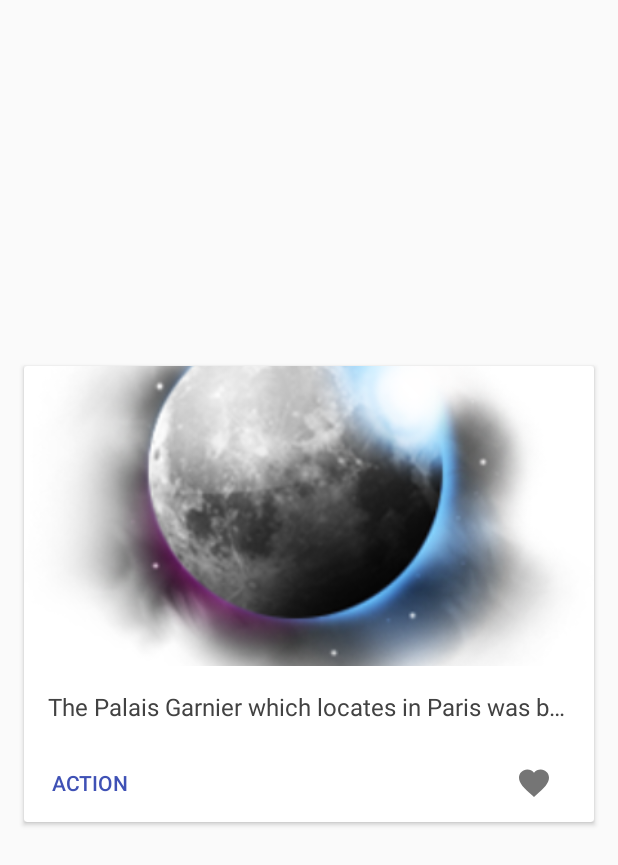
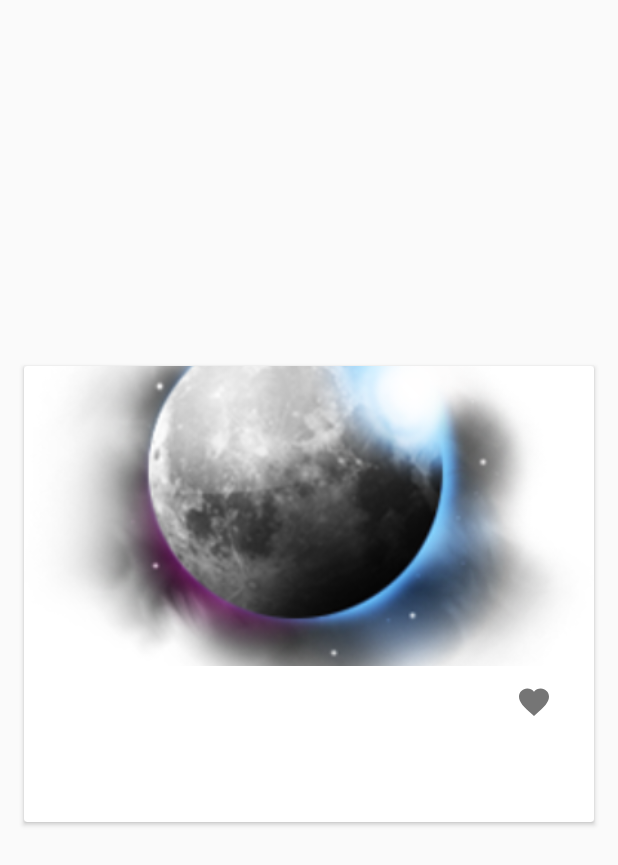
Before and after one commit to zoilaharo/MyApp, an Android app: the layout item_matches.xml on its own in the app's theme, with its tools: preview values and no code run, on a phone screen of 412 x 824 dp. Shown: the top 865 px of the screen. Run offline under Robolectric (Android 15) with nearby library versions, the phone set to English and light mode, and no system bars.

Commit message:
Assig 6 match tab works

```diff
--- a/app/src/main/java/com/example/zoilaharo/myapp/viewmodels/MatchesViewModel.java
+++ b/app/src/main/java/com/example/zoilaharo/myapp/viewmodels/MatchesViewModel.java
@@ -33,6 +33,7 @@ public class MatchesViewModel {
                         matches.uid = matchesSnapshot.getKey();
                         arrayOfusers.add(matches);
                     }
+                    resultCallback.accept(arrayOfusers);
                 },
                 (databaseError -> System.out.println("Error reading Firebase data: " + databaseError))
         );
--- a/app/src/main/res/layout/item_matches.xml
+++ b/app/src/main/res/layout/item_matches.xml
@@ -30,33 +30,8 @@
             android:layout_alignBottom="@+id/matches_image"
             android:layout_marginLeft="@dimen/md_keylines"
             android:textAppearance="@style/TextAppearance.AppCompat.Title"
-            android:textColor="@color/dark_grey"
+            android:textColor="@color/dark_grey"/>
 
-            />
-
-        <TextView
-            android:id="@+id/card_text"
-            android:layout_width="match_parent"
-            android:layout_height="wrap_content"
-            android:layout_below="@+id/matches_image"
-            android:layout_marginLeft="@dimen/md_keylines"
-            android:layout_marginTop="@dimen/md_keylines"
-            android:layout_marginBottom="@dimen/md_keylines"
-            android:layout_marginRight="@dimen/md_keylines"
-            tools:text="@string/item_desc"
-            android:ellipsize="end"
-            android:singleLine="true"
-            android:textColor="@color/dark_grey"
-            android:textSize="@dimen/article_subheading" />
-
-        <Button
-            android:id="@+id/action_button"
-            android:layout_width="wrap_content"
-            android:layout_height="wrap_content"
-            android:layout_below="@+id/card_text"
-            style="?android:attr/borderlessButtonStyle"
-            android:textColor="?attr/colorPrimary"
-            android:text="Action" />
 
         <ImageButton
             android:id="@+id/like_button"
@@ -64,16 +39,18 @@
             android:layout_height="@dimen/cards_button_height"
             android:layout_marginRight="@dimen/md_keylines"
             app:srcCompat="@drawable/ic_favorite_black_24dp"
-            android:layout_below="@+id/card_text"
+            android:layout_below="@+id/matches_title"
             android:layout_alignParentRight="true"
             style="?android:attr/borderlessButtonStyle"
             android:tint="@color/button_grey"
             android:text="@string/like" android:onClick="onClick"/>/>
 
-    </RelativeLayout>
+
     <FrameLayout
         android:id="@+id/matches_fragment"
         android:layout_width="match_parent"
         android:layout_height="match_parent"
         android:layout_margin="@dimen/textview_top10"/>
+
+    </RelativeLayout>
 </android.support.v7.widget.CardView>
```
Also changed, not shown: app/src/main/java/com/example/zoilaharo/myapp/MatchesContentFragment.java (+21 -19 lines), app/src/main/java/com/example/zoilaharo/myapp/MatchesRecyclerViewAdapter.java (+24 -1 lines), app/src/main/java/com/example/zoilaharo/myapp/Model/MatchesModel.java (+9 -3 lines).
